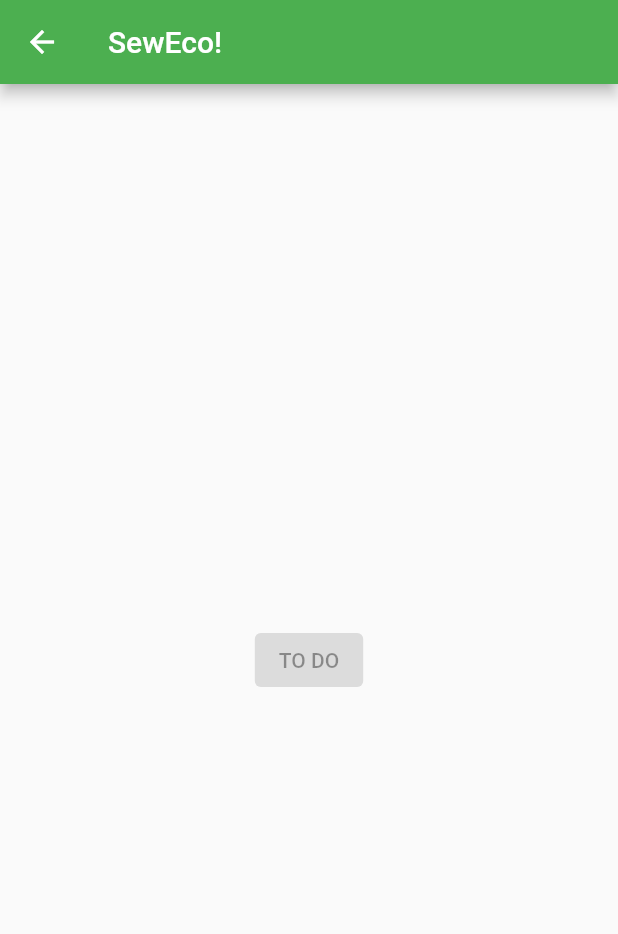
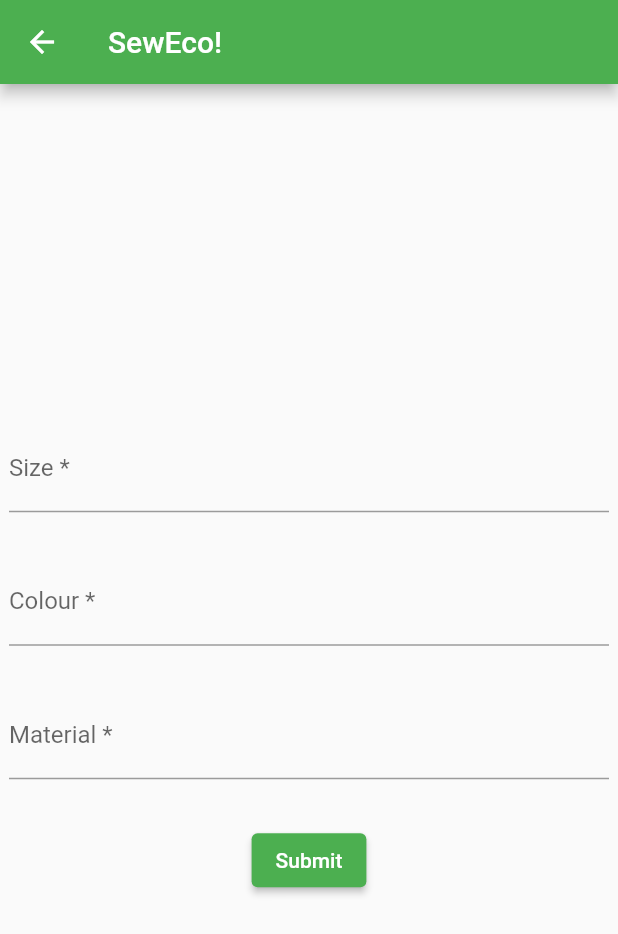
Before and after one commit to bfm404/callforcode-seweco, a Flutter app: the ResellScreen screen opened by its route, on a phone screen of 412 x 824 dp. Shown: the top 934 px of the screen. Run offline on Flutter 3.47's test engine with Material 2 defaults, Android fonts, the light colour scheme and no system bars; our stand-ins replace flutter_linkify.

Commit message:
resell page working

```diff
--- a/seweco/lib/resell/resell.dart
+++ b/seweco/lib/resell/resell.dart
@@ -1,4 +1,139 @@
 import 'package:flutter/material.dart';
+
+// Define a custom Form widget.
+class ClothingForm extends StatefulWidget {
+  @override
+  ClothingFormState createState() {
+    return ClothingFormState();
+  }
+}
+
+// Define a corresponding State class.
+// This class holds data related to the form.
+class ClothingFormState extends State<ClothingForm> {
+  String colourResult = '';
+  String sizeResult = '';
+  String materialResult = '';
+
+  // Create a global key that uniquely identifies the Form widget
+  // and allows validation of the form.
+  //
+  // Note: This is a `GlobalKey<FormState>`,
+  // not a GlobalKey<MyCustomFormState>.
+  final _formKey = GlobalKey<FormState>();
+
+  @override
+  Widget build(BuildContext context) {
+    // Build a Form widget using the _formKey created above.
+    return Form(
+      key: _formKey,
+      child: Column(
+        children: <Widget>[
+          // Add TextFormFields and ElevatedButton here.
+          Container(
+            width: 400,
+            child: TextFormField(
+              decoration: const InputDecoration(
+                labelText: 'Size *',
+              ),
+              validator: (value) {
+                if (value == null || value.isEmpty) {
+                  return 'Please enter some text';
+                }
+                sizeResult = value;
+                return null;
+              },
+            )
+          ),
+          const SizedBox(height: 30),
+          Container(
+            width: 400,
+            child: TextFormField(
+              decoration: const InputDecoration(
+                labelText: 'Colour *',
+              ),
+            // The validator receives the text that the user has entered.
+              validator: (value) {
+                if (value == null || value.isEmpty) {
+                  return 'Please enter some text';
+                }
+                colourResult = value;
+                return null;
+              },
+            ),
+          ),
+          const SizedBox(height: 30),
+          Container(
+            width: 400,
+
+            child: TextFormField(
+              decoration: const InputDecoration(
+                labelText: 'Material *',
+              ),
+              validator: (value) {
+                if (value == null || value.isEmpty) {
+                  return 'Please enter some text';
+                }
+                materialResult = value;
+                return null;
+              },
+            ),
+          ),
+          const SizedBox(height: 30),
+          ElevatedButton(
+            onPressed: () {
+              if (_formKey.currentState!.validate()) {
+                showDialog(
+                  context: context,
+                  builder: (context) {
+                    return Dialog(
+                      shape: RoundedRectangleBorder(borderRadius: BorderRadius.circular(40)),
+                      elevation: 16,
+                      child: Container(
+                      height: 200.0,
+                      width: 300.0,
+                      child: ListView(
+                          children: <Widget>[
+                            SizedBox(height: 20),
+                            Center(
+                              child: Text(
+                                "Size: $sizeResult"
+                              )
+                            ),
+                            const SizedBox(height: 30),
+                            Center(
+                              child: Text(
+                                "Colour: $colourResult"
+                              )
+                            ),
+                            const SizedBox(height: 30),
+                            Center(
+                              child: Text(
+                                "Material: $materialResult"
+                              )
+                            )
+                          ]
+                        )
+                      )
+                    );
+                  }
+                );
+              }
+            },
+
+                // you'd often call a server or save the information in a database.
+
+                  // }
+            //     );
+            // },
+            child: Text('Submit'),
+          ),
+        ],
+      ),
+    );
+  }
+}
+
 
 class ResellScreen extends StatelessWidget {
   @override
@@ -11,11 +146,7 @@ class ResellScreen extends StatelessWidget {
         child: Column(
           mainAxisAlignment: MainAxisAlignment.center,
           children: <Widget>[
-          ElevatedButton(
-            child: Text('TO DO'),
-            onPressed: null
-          ),
-
+          ClothingForm()
           ]
         )
       ),
```
